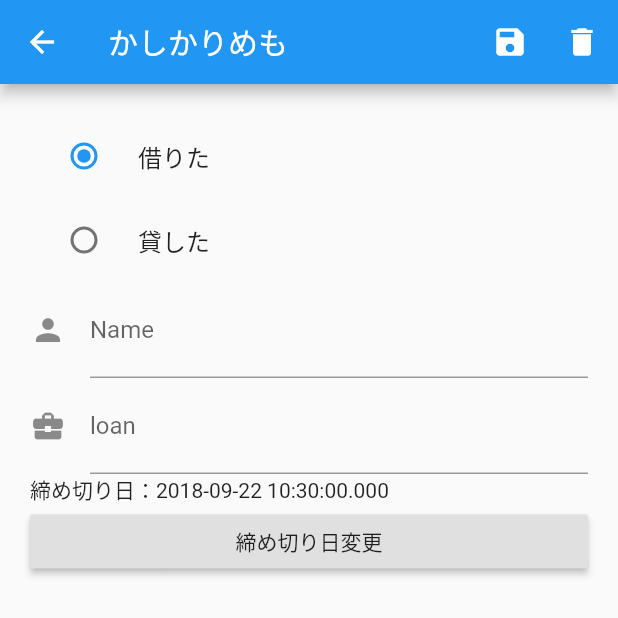
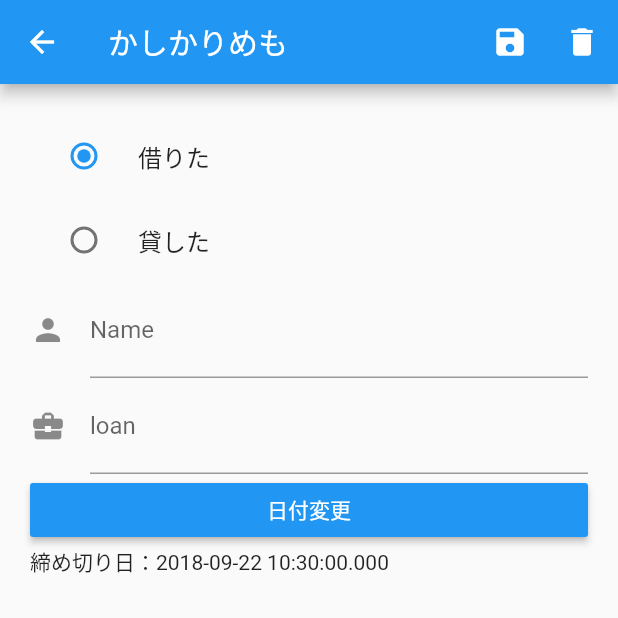
Before and after one commit to kuroponzu/kasikari_memo, a Flutter app: the InputForm screen opened directly, on a phone screen of 412 x 824 dp, the top half of it. Run offline on Flutter 3.47's test engine with Material 2 defaults, Android fonts, the phone set to English and light mode, and no system bars; our stand-ins replace cloud_firestore; accounts and stored records are empty.

Commit message:
編集機能完了＆一覧表示微修正＆日付入力のボタン修正

```diff
--- a/lib/main.dart
+++ b/lib/main.dart
@@ -65,6 +65,7 @@ class _MyInputFormState extends State<InputForm> {
     if(picked != null && picked != date){
       setState(() {
         date = picked;
+        change_Flg = 1;
         print(date);
       });
     }
@@ -80,16 +81,15 @@ class _MyInputFormState extends State<InputForm> {
       }
       _data.user = widget.docs['name'];
       _data.loan = widget.docs['loan'];
-      print(date);
       if(change_Flg == 0) {
         date = widget.docs['date'];
       }
-      _mainReference = Firestore.instance.collection('promise').document(widget.docs.documentID);
+      _mainReference = Firestore.instance.collection('kasikari-memo').document(widget.docs.documentID);
     } else {
       _data.lendorrent = "";
       _data.user = "";
       _data.loan = "";
-      _mainReference = Firestore.instance.collection('promise').document();
+      _mainReference = Firestore.instance.collection('kasikari-memo').document();
     }
 
     Widget titleSection;
@@ -166,7 +166,6 @@ class _MyInputFormState extends State<InputForm> {
               ),
 
               new TextFormField(
-                //controller: _myController2,
                 decoration: const InputDecoration(
                   icon: const Icon(Icons.business_center),
                   hintText: '借りたもの、貸したもの',
@@ -183,11 +182,21 @@ class _MyInputFormState extends State<InputForm> {
                 initialValue: _data.loan,
               ),
 
-              new Text("締め切り日：${date.toString()}"),
               new RaisedButton(
-                  child: new Text("締め切り日変更"),
+                  color: Colors.blue,
+                  child: new RichText(
+                      text: new TextSpan(
+                          children: <TextSpan>[
+                            new TextSpan(
+                              text: '日付変更',
+                              style: new TextStyle(color: Colors.white),
+                            )
+                          ]
+                      )
+                  ),
                   onPressed: (){_selectTime(context);}
               ),
+              new Text("締め切り日：${date.toString()}"),
             ],
           ),
         ),
@@ -237,14 +246,18 @@ class _MyList extends State<_List> {
   }
 
   Widget _buildListItem(BuildContext context, DocumentSnapshot document){
+    var lendorrent = (document['lendorrent'] == "lend") ? "貸した":"借りた";
+    var date = document['date'].toString();
+
     return new Card(
       child: new Column(
           mainAxisSize: MainAxisSize.min,
           children: <Widget>[
             ListTile(
               leading: const Icon(Icons.android),
-              title: Text(document['name']),
-              subtitle: Text(document['loan']),
+              title: Text("【" + lendorrent +"】"+ document['name']),
+              subtitle: Text('期限：'+date.substring(0,16)+'\n'
+                  "貸借り品："+document['loan']),
             ),
             new ButtonTheme.bar(
                 child: new ButtonBar(
```
